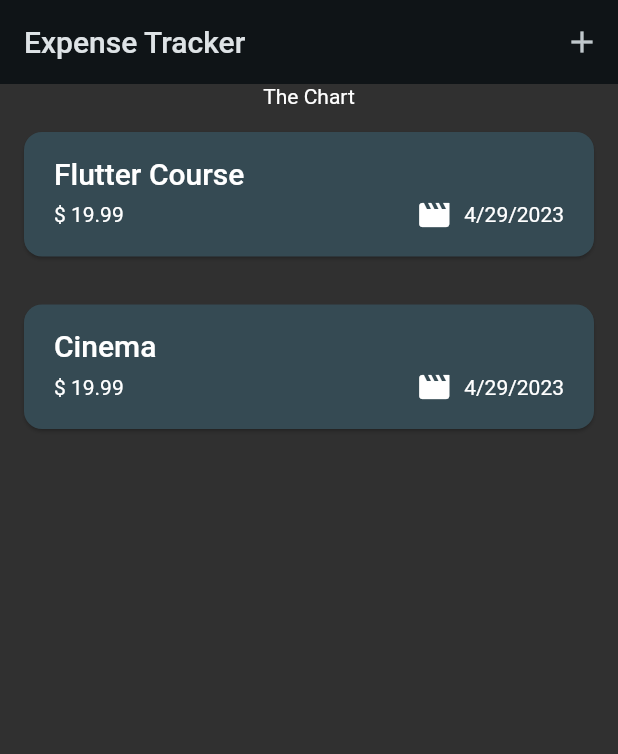
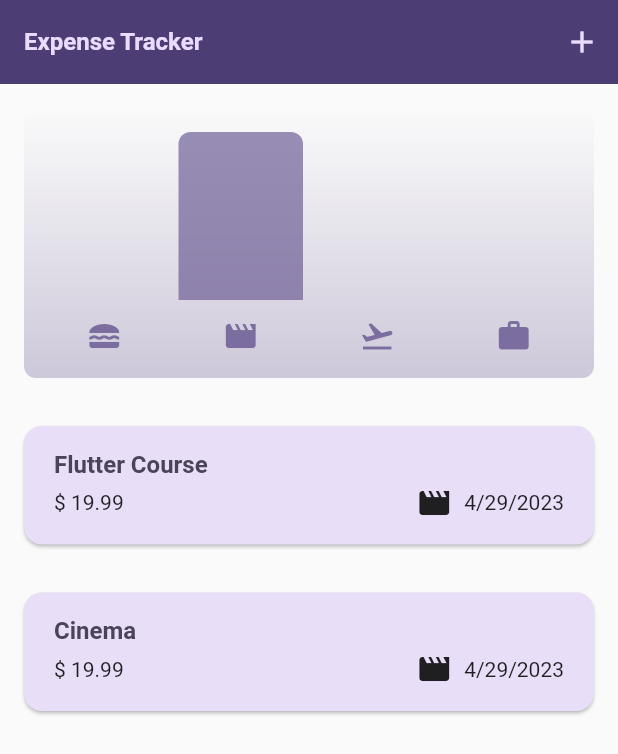
Before and after one commit to mikolertesx/expense_tracker_app, a Flutter app: the screen it shows after launch, on a phone screen of 412 x 824 dp. Shown: the top 754 px of the screen. Run offline on Flutter 3.47's test engine with Material 2 defaults, Android fonts, the phone set to English and light mode, and no system bars.

Commit message:
Added chart bars

```diff
--- a/lib/expenses.dart
+++ b/lib/expenses.dart
@@ -1,3 +1,4 @@
+import 'package:expense_tracker_app/widgets/chart/chart.dart';
 import 'package:expense_tracker_app/widgets/expenses_list/new_expense.dart';
 
 import 'widgets/expenses_list/expenses_list.dart';
@@ -92,7 +93,7 @@ class _ExpensesState extends State<Expenses> {
       ]),
       body: Column(
         children: [
-          const Text('The Chart'),
+          Chart(expenses: _registeredExpenses),
           Expanded(
             child: mainContent,
           ),
--- a/lib/main.dart
+++ b/lib/main.dart
@@ -51,7 +51,6 @@ void main() {
               ),
             ),
       ),
-      themeMode: ThemeMode.dark,
       home: const Expenses(),
     ),
   );
--- /dev/null
+++ b/lib/widgets/chart/chart.dart
@@ -0,0 +1,95 @@
+import 'package:flutter/material.dart';
+
+import './chart_bar.dart';
+import '../../models/expense.dart';
+
+class Chart extends StatelessWidget {
+  const Chart({super.key, required this.expenses});
+
+  final List<Expense> expenses;
+
+  List<ExpenseBucket> get buckets {
+    return [
+      ExpenseBucket.forCategory(expenses, Category.food),
+      ExpenseBucket.forCategory(expenses, Category.leisure),
+      ExpenseBucket.forCategory(expenses, Category.travel),
+      ExpenseBucket.forCategory(expenses, Category.work),
+    ];
+  }
+
+  double get maxTotalExpense {
+    double maxTotalExpense = 0;
+
+    for (final bucket in buckets) {
+      if (bucket.totalExpenses > maxTotalExpense) {
+        maxTotalExpense = bucket.totalExpenses;
+      }
+    }
+
+    return maxTotalExpense;
+  }
+
+  @override
+  Widget build(BuildContext context) {
+    final isDarkMode =
+        MediaQuery.of(context).platformBrightness == Brightness.dark;
+    return Container(
+      margin: const EdgeInsets.all(16),
+      padding: const EdgeInsets.symmetric(
+        vertical: 16,
+        horizontal: 8,
+      ),
+      width: double.infinity,
+      height: 180,
+      decoration: BoxDecoration(
+        borderRadius: BorderRadius.circular(8),
+        gradient: LinearGradient(
+          colors: [
+            Theme.of(context).colorScheme.primary.withOpacity(0.3),
+            Theme.of(context).colorScheme.primary.withOpacity(0.0)
+          ],
+          begin: Alignment.bottomCenter,
+          end: Alignment.topCenter,
+        ),
+      ),
+      child: Column(
+        children: [
+          Expanded(
+            child: Row(
+              crossAxisAlignment: CrossAxisAlignment.end,
+              children: [
+                for (final bucket in buckets) // alternative to map()
+                  ChartBar(
+                    fill: bucket.totalExpenses == 0
+                        ? 0
+                        : bucket.totalExpenses / maxTotalExpense,
+                  )
+              ],
+            ),
+          ),
+          const SizedBox(height: 12),
+          Row(
+            children: buckets
+                .map(
+                  (bucket) => Expanded(
+                    child: Padding(
+                      padding: const EdgeInsets.symmetric(horizontal: 4),
+                      child: Icon(
+                        categoryIcons[bucket.category],
+                        color: isDarkMode
+                            ? Theme.of(context).colorScheme.secondary
+                            : Theme.of(context)
+                                .colorScheme
+                                .primary
+                                .withOpacity(0.8),
+                      ),
+                    ),
+                  ),
+                )
+                .toList(),
+          )
+        ],
+      ),
+    );
+  }
+}
--- /dev/null
+++ b/lib/widgets/chart/chart_bar.dart
@@ -0,0 +1,34 @@
+import 'package:flutter/material.dart';
+
+class ChartBar extends StatelessWidget {
+  const ChartBar({
+    super.key,
+    required this.fill,
+  });
+
+  final double fill;
+
+  @override
+  Widget build(BuildContext context) {
+    final isDarkMode =
+        MediaQuery.of(context).platformBrightness == Brightness.dark;
+    return Expanded(
+      child: Padding(
+        padding: const EdgeInsets.symmetric(horizontal: 4),
+        child: FractionallySizedBox(
+          heightFactor: fill,
+          child: DecoratedBox(
+            decoration: BoxDecoration(
+              shape: BoxShape.rectangle,
+              borderRadius:
+                  const BorderRadius.vertical(top: Radius.circular(8)),
+              color: isDarkMode
+                  ? Theme.of(context).colorScheme.secondary
+                  : Theme.of(context).colorScheme.primary.withOpacity(0.65),
+            ),
+          ),
+        ),
+      ),
+    );
+  }
+}
```
